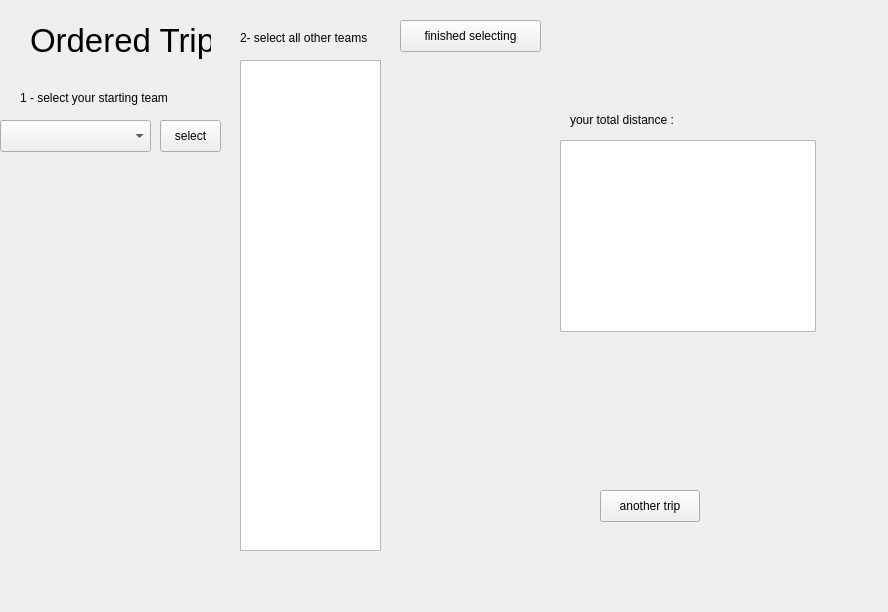
This is Project-2-NFL/orderedtrip.ui in massivemembrain/Project-2-NFL as Qt 5 draws it before an edit. The edited form follows.
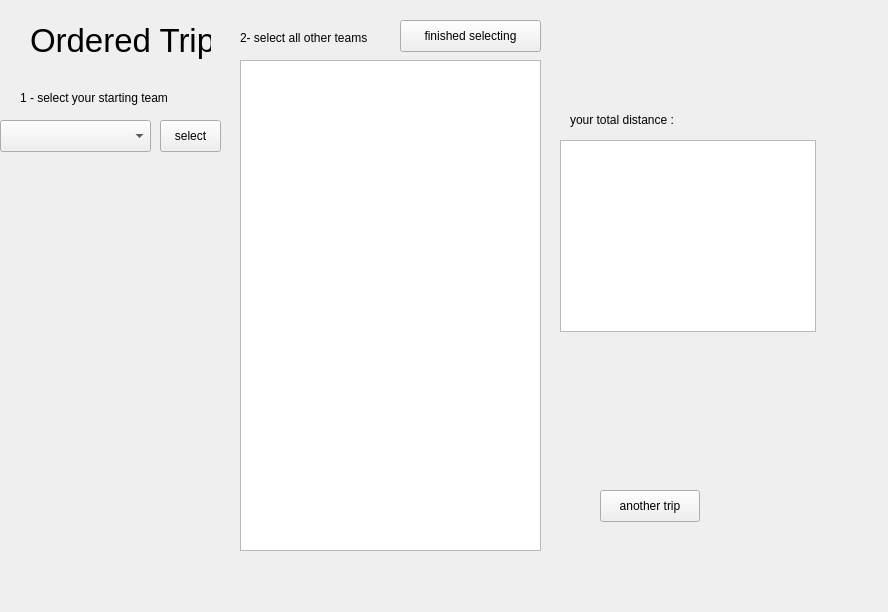
This is the edited form.

The edit to the form file:
```diff
--- a/Project-2-NFL/orderedtrip.ui
+++ b/Project-2-NFL/orderedtrip.ui
@@ -121,7 +121,7 @@
     <rect>
      <x>240</x>
      <y>60</y>
-     <width>141</width>
+     <width>301</width>
      <height>491</height>
     </rect>
    </property>
```
